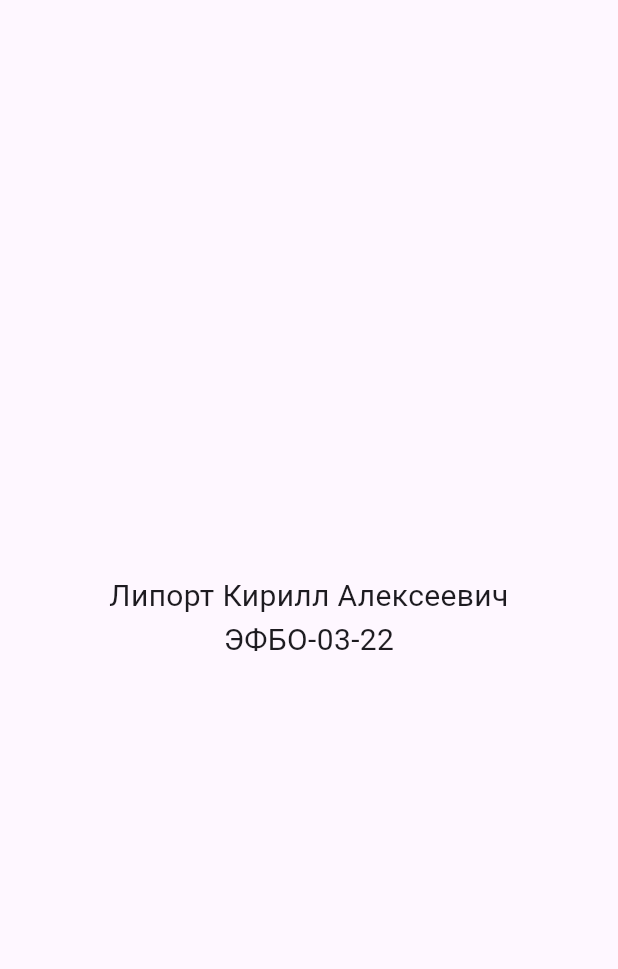
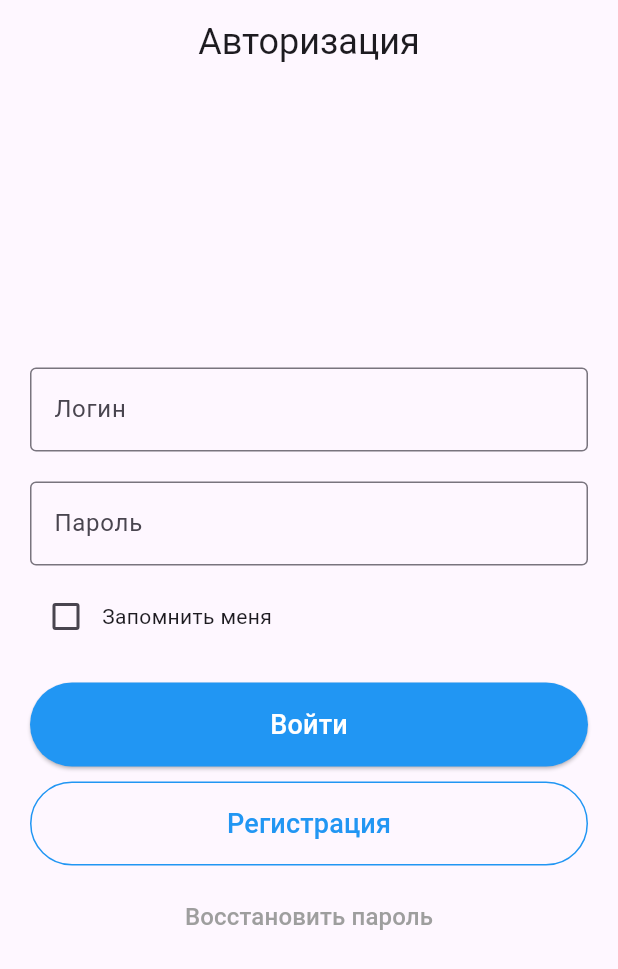
Before and after one commit to l1plya/PKS3sem, a Flutter app: the screen it shows after launch, on a phone screen of 412 x 824 dp. Shown: the top 969 px of the screen. Run offline on Flutter 3.47's test engine with Material 3 defaults, Android fonts, the phone set to English and light mode, and no system bars.

Commit message:
Проект создан

```diff
--- a/lib/main.dart
+++ b/lib/main.dart
@@ -8,13 +8,84 @@ class MyApp extends StatelessWidget {
   @override
   Widget build(BuildContext context) {
     return MaterialApp(
-      home: Scaffold(
-        body: Center(
-          child: Text(
-            'Липорт Кирилл Алексеевич\nЭФБО-03-22',
-            textAlign: TextAlign.center,
-            style: TextStyle(fontSize: 20),
-          ),
+      debugShowCheckedModeBanner: false,
+      home: LoginScreen(),
+    );
+  }
+}
+
+class LoginScreen extends StatelessWidget {
+  @override
+  Widget build(BuildContext context) {
+    return Scaffold(
+      appBar: AppBar(
+        title: Text('Авторизация', style: TextStyle(fontSize: 24)),
+        centerTitle: true,
+        backgroundColor: Colors.transparent,
+        elevation: 0,
+      ),
+      body: Padding(
+        padding: const EdgeInsets.all(20.0),
+        child: Column(
+          crossAxisAlignment: CrossAxisAlignment.stretch,
+          mainAxisAlignment: MainAxisAlignment.center,
+          children: [
+            TextField(
+              decoration: InputDecoration(
+                labelText: 'Логин',
+                border: OutlineInputBorder(),
+              ),
+            ),
+            SizedBox(height: 20),
+
+            TextField(
+              obscureText: true,
+              decoration: InputDecoration(
+                labelText: 'Пароль',
+                border: OutlineInputBorder(),
+              ),
+            ),
+            SizedBox(height: 10),
+
+            Row(
+              children: [
+                Checkbox(value: false, onChanged: (value) {}),
+                Text("Запомнить меня"),
+              ],
+            ),
+            SizedBox(height: 20),
+
+            ElevatedButton(
+              onPressed: () {},
+              child: Text('Войти', style: TextStyle(fontSize: 18)),
+              style: ElevatedButton.styleFrom(
+                foregroundColor: Colors.white,
+                backgroundColor: Colors.blue,
+                padding: EdgeInsets.symmetric(vertical: 15),
+              ),
+            ),
+            SizedBox(height: 10),
+
+
+            OutlinedButton(
+              onPressed: () {},
+              child: Text('Регистрация', style: TextStyle(fontSize: 18)),
+              style: OutlinedButton.styleFrom(
+                foregroundColor: Colors.blue,
+                padding: EdgeInsets.symmetric(vertical: 15),
+                side: BorderSide(color: Colors.blue),
+              ),
+            ),
+            SizedBox(height: 10),
+
+            TextButton(
+              onPressed: () {},
+              child: Text(
+                'Восстановить пароль',
+                style: TextStyle(fontSize: 16, color: Colors.grey),
+              ),
+            ),
+          ],
         ),
       ),
     );
```
Also changed, not shown: 2 other files.
